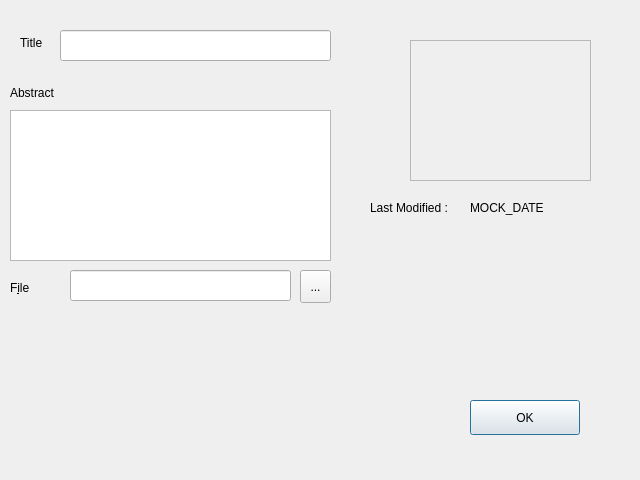
Old version of the form plugin/MetaSearch/ui/recorddialog2.ui in the repository vesnikos/MetaSearch.
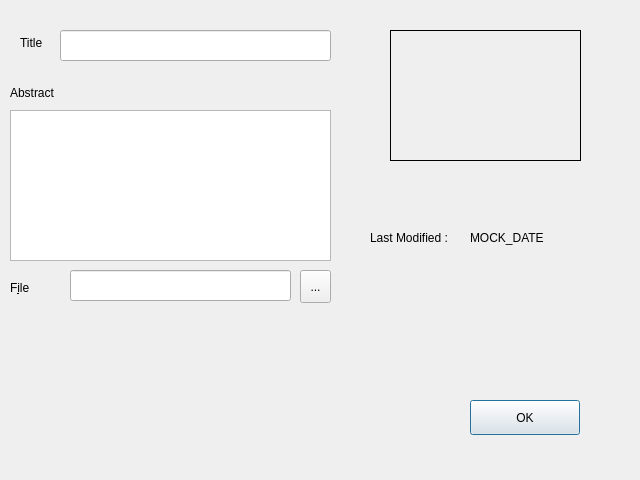
New version of the form.

```diff
--- a/plugin/MetaSearch/ui/recorddialog2.ui
+++ b/plugin/MetaSearch/ui/recorddialog2.ui
@@ -102,23 +102,7 @@
     <string>Abstract</string>
    </property>
   </widget>
-  <widget class="QFrame" name="frame">
-   <property name="geometry">
-    <rect>
-     <x>410</x>
-     <y>40</y>
-     <width>181</width>
-     <height>141</height>
-    </rect>
-   </property>
-   <property name="frameShape">
-    <enum>QFrame::StyledPanel</enum>
-   </property>
-   <property name="frameShadow">
-    <enum>QFrame::Raised</enum>
-   </property>
-  </widget>
-  <widget class="QLineEdit" name="lineEdit_2">
+  <widget class="QLineEdit" name="lePath">
    <property name="geometry">
     <rect>
      <x>70</x>
@@ -157,11 +141,33 @@
     <cstring>tbOpenLocation</cstring>
    </property>
   </widget>
-  <widget class="QLabel" name="label_3">
+  <widget class="QLabel" name="lblThumbnail">
+   <property name="geometry">
+    <rect>
+     <x>390</x>
+     <y>30</y>
+     <width>191</width>
+     <height>131</height>
+    </rect>
+   </property>
+   <property name="frameShape">
+    <enum>QFrame::Box</enum>
+   </property>
+   <property name="frameShadow">
+    <enum>QFrame::Plain</enum>
+   </property>
+   <property name="text">
+    <string/>
+   </property>
+   <property name="scaledContents">
+    <bool>true</bool>
+   </property>
+  </widget>
+  <widget class="QLabel" name="label_4">
    <property name="geometry">
     <rect>
      <x>370</x>
-     <y>200</y>
+     <y>230</y>
      <width>91</width>
      <height>16</height>
     </rect>
@@ -174,11 +180,17 @@
    <property name="geometry">
     <rect>
      <x>470</x>
-     <y>200</y>
+     <y>230</y>
      <width>91</width>
      <height>16</height>
     </rect>
    </property>
+   <property name="sizePolicy">
+    <sizepolicy hsizetype="Expanding" vsizetype="Expanding">
+     <horstretch>0</horstretch>
+     <verstretch>0</verstretch>
+    </sizepolicy>
+   </property>
    <property name="text">
     <string>MOCK_DATE</string>
    </property>
```
